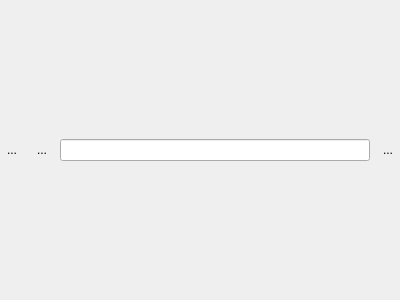
Old version of the form src/ui/interface/advanced/form/dictionaryform.ui in the repository metaxy/openBibleViewer.
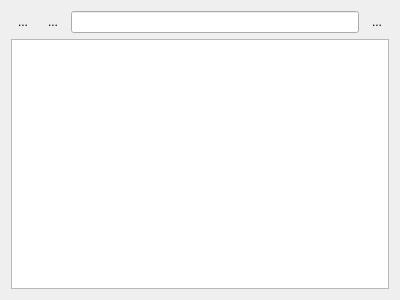
New version of the form. Icons and pictures are not drawn.

Patch:
```diff
--- a/src/ui/interface/advanced/form/dictionaryform.ui
+++ b/src/ui/interface/advanced/form/dictionaryform.ui
@@ -14,9 +14,6 @@
    <string>Form</string>
   </property>
   <layout class="QVBoxLayout" name="verticalLayout">
-   <property name="margin">
-    <number>0</number>
-   </property>
    <item>
     <layout class="QHBoxLayout" name="horizontalLayout">
      <item>
@@ -66,6 +63,15 @@
      </item>
     </layout>
    </item>
+   <item>
+    <layout class="QHBoxLayout" name="horizontalLayout_2">
+     <item>
+      <widget class="QSplitter" name="splitter">
+       <widget class="QListView" name="listView"/>
+      </widget>
+     </item>
+    </layout>
+   </item>
   </layout>
  </widget>
  <resources>
```
